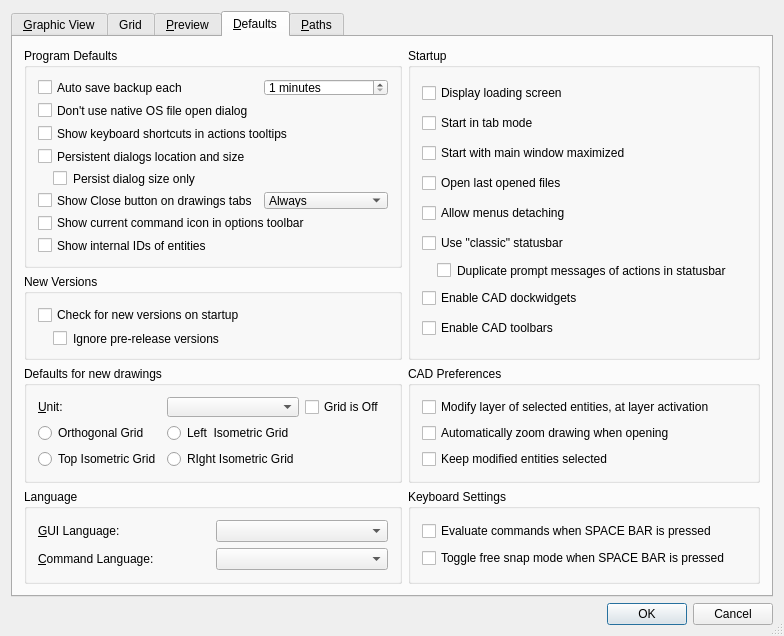
First picture: the form in librecad/src/ui/dialogs/settings/options_general/qg_dlgoptionsgeneral.ui, repository LibreCAD/LibreCAD, before the edit.
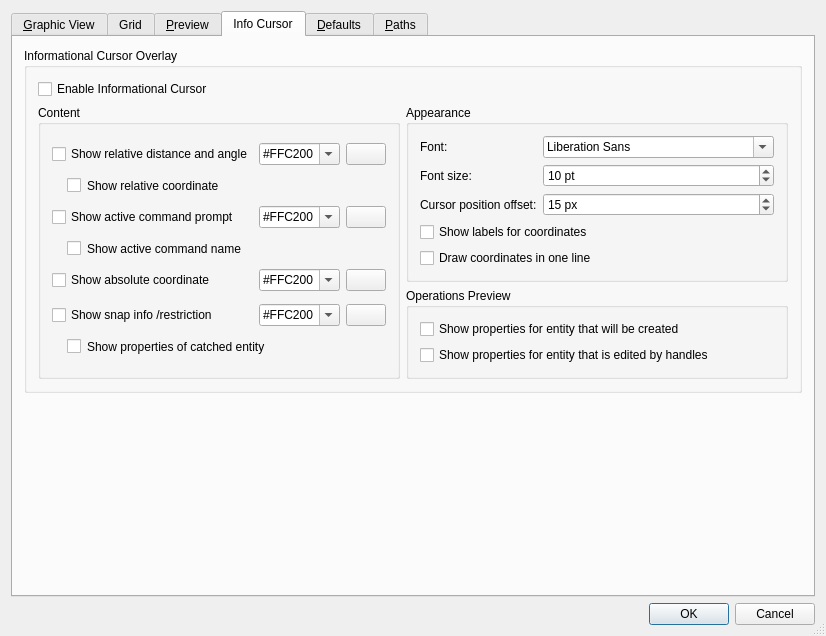
Second picture: the form after the edit. Icons and pictures are not drawn. Custom widgets are drawn as their Qt base class.

Commit message: info cursor - initial commit

```diff
--- a/librecad/src/ui/dialogs/settings/options_general/qg_dlgoptionsgeneral.ui
+++ b/librecad/src/ui/dialogs/settings/options_general/qg_dlgoptionsgeneral.ui
@@ -6,7 +6,7 @@
    <rect>
     <x>0</x>
     <y>0</y>
-    <width>730</width>
+    <width>751</width>
     <height>636</height>
    </rect>
   </property>
@@ -3286,6 +3286,436 @@
           </item>
          </layout>
         </widget>
+       </item>
+       <item row="4" column="1">
+        <spacer name="verticalSpacer_9">
+         <property name="orientation">
+          <enum>Qt::Vertical</enum>
+         </property>
+         <property name="sizeHint" stdset="0">
+          <size>
+           <width>20</width>
+           <height>0</height>
+          </size>
+         </property>
+        </spacer>
+       </item>
+      </layout>
+     </widget>
+     <widget class="QWidget" name="tab">
+      <attribute name="title">
+       <string>Info Cursor</string>
+      </attribute>
+      <layout class="QGridLayout" name="gridLayout_33">
+       <item row="0" column="0">
+        <widget class="QGroupBox" name="groupBox_15">
+         <property name="title">
+          <string>Informational Cursor Overlay </string>
+         </property>
+         <layout class="QGridLayout" name="gridLayout_30">
+          <item row="1" column="1">
+           <widget class="QGroupBox" name="groupBox_16">
+            <property name="title">
+             <string>Appearance</string>
+            </property>
+            <layout class="QGridLayout" name="gridLayout_31">
+             <item row="2" column="1">
+              <widget class="QFontComboBox" name="fcbInfoOverlayFont">
+               <property name="toolTip">
+                <string>Font that should be used for drawing elements of informational cursor.</string>
+               </property>
+              </widget>
+             </item>
+             <item row="6" column="0" colspan="2">
+              <widget class="QCheckBox" name="cbInfoOverlayInOneLine">
+               <property name="toolTip">
+                <string>If checked, components of coordinate will be drawn in one line. Otherwise, each component will be on own line. </string>
+               </property>
+               <property name="text">
+                <string>Draw coordinates in one line</string>
+               </property>
+              </widget>
+             </item>
+             <item row="2" column="0">
+              <widget class="QLabel" name="label_21">
+               <property name="text">
+                <string>Font:</string>
+               </property>
+              </widget>
+             </item>
+             <item row="5" column="0" colspan="2">
+              <widget class="QCheckBox" name="cbInfoOverlayShowLabels">
+               <property name="toolTip">
+                <string>If checked, labels for coordinate components will be shown. Otherwise, standard form of coordinates will be displayed.</string>
+               </property>
+               <property name="text">
+                <string>Show labels for coordinates</string>
+               </property>
+              </widget>
+             </item>
+             <item row="3" column="1">
+              <widget class="QSpinBox" name="sbInfoOverlayFontSize">
+               <property name="toolTip">
+                <string>Font size, in points</string>
+               </property>
+               <property name="suffix">
+                <string> pt</string>
+               </property>
+               <property name="minimum">
+                <number>5</number>
+               </property>
+               <property name="maximum">
+                <number>30</number>
+               </property>
+               <property name="value">
+                <number>10</number>
+               </property>
+              </widget>
+             </item>
+             <item row="3" column="0">
+              <widget class="QLabel" name="label_19">
+               <property name="text">
+                <string>Font size:</string>
+               </property>
+              </widget>
+             </item>
+             <item row="4" column="1">
+              <widget class="QSpinBox" name="sbInfoOverlayOffset">
+               <property name="toolTip">
+                <string>Offset of labels from the cursor point.</string>
+               </property>
+               <property name="suffix">
+                <string> px</string>
+               </property>
+               <property name="minimum">
+                <number>2</number>
+               </property>
+               <property name="maximum">
+                <number>30</number>
+               </property>
+               <property name="value">
+                <number>15</number>
+               </property>
+              </widget>
+             </item>
+             <item row="4" column="0">
+              <widget class="QLabel" name="label_20">
+               <property name="text">
+                <string>Cursor position offset:</string>
+               </property>
+              </widget>
+             </item>
+            </layout>
+           </widget>
+          </item>
+          <item row="0" column="0" colspan="2">
+           <widget class="QCheckBox" name="cbInfoOverlayEnable">
+            <property name="toolTip">
+             <string>If checked, informational cursor will be enabled and shown where applicable.</string>
+            </property>
+            <property name="text">
+             <string>Enable Informational Cursor</string>
+            </property>
+           </widget>
+          </item>
+          <item row="2" column="1">
+           <widget class="QGroupBox" name="groupBox_18">
+            <property name="title">
+             <string>Operations Preview</string>
+            </property>
+            <layout class="QGridLayout" name="gridLayout_34">
+             <item row="0" column="0">
+              <widget class="QCheckBox" name="cbInfoOverlayPreviewCreatingEntity">
+               <property name="text">
+                <string>Show properties for entity that will be created</string>
+               </property>
+              </widget>
+             </item>
+             <item row="1" column="0">
+              <widget class="QCheckBox" name="cbInfoOverlayPreviewEditingEntity">
+               <property name="text">
+                <string>Show properties for entity that is edited by handles</string>
+               </property>
+              </widget>
+             </item>
+            </layout>
+           </widget>
+          </item>
+          <item row="1" column="0" rowspan="2">
+           <widget class="QGroupBox" name="groupBox_17">
+            <property name="title">
+             <string>Content</string>
+            </property>
+            <layout class="QGridLayout" name="gridLayout_32">
+             <item row="4" column="1">
+              <widget class="QComboBox" name="cbInfoOverlayAbsolutePositionColor">
+               <property name="toolTip">
+                <string>Color for absolute snap coordinates.</string>
+               </property>
+               <property name="accessibleDescription">
+                <string notr="true"/>
+               </property>
+               <property name="editable">
+                <bool>true</bool>
+               </property>
+               <item>
+                <property name="text">
+                 <string notr="true">#FFC200</string>
+                </property>
+               </item>
+               <item>
+                <property name="text">
+                 <string>#1E90FF</string>
+                </property>
+               </item>
+              </widget>
+             </item>
+             <item row="0" column="2">
+              <widget class="QPushButton" name="pbInfoOverlayRelativeColor">
+               <property name="sizePolicy">
+                <sizepolicy hsizetype="Maximum" vsizetype="Fixed">
+                 <horstretch>0</horstretch>
+                 <verstretch>0</verstretch>
+                </sizepolicy>
+               </property>
+               <property name="toolTip">
+                <string>Click to select color</string>
+               </property>
+               <property name="text">
+                <string/>
+               </property>
+               <property name="icon">
+                <iconset resource="../../../../../res/ui/ui.qrc">
+                 <normaloff>:/ui/colorxx.png</normaloff>:/ui/colorxx.png</iconset>
+               </property>
+              </widget>
+             </item>
+             <item row="0" column="0">
+              <widget class="QCheckBox" name="cbInfoOverlayRelative">
+               <property name="toolTip">
+                <string>If checked, relative distance and angle from relative zero point to snap point will be shown.</string>
+               </property>
+               <property name="text">
+                <string>Show relative distance and angle</string>
+               </property>
+              </widget>
+             </item>
+             <item row="2" column="2">
+              <widget class="QPushButton" name="pbInfoOverlayCommandPromptColor">
+               <property name="sizePolicy">
+                <sizepolicy hsizetype="Maximum" vsizetype="Fixed">
+                 <horstretch>0</horstretch>
+                 <verstretch>0</verstretch>
+                </sizepolicy>
+               </property>
+               <property name="toolTip">
+                <string>Click to select color</string>
+               </property>
+               <property name="text">
+                <string/>
+               </property>
+               <property name="icon">
+                <iconset resource="../../../../../res/ui/ui.qrc">
+                 <normaloff>:/ui/colorxx.png</normaloff>:/ui/colorxx.png</iconset>
+               </property>
+              </widget>
+             </item>
+             <item row="5" column="1">
+              <widget class="QComboBox" name="cbInfoOverlaySnapColor">
+               <property name="toolTip">
+                <string>Color for snap type/restriction</string>
+               </property>
+               <property name="accessibleDescription">
+                <string notr="true"/>
+               </property>
+               <property name="editable">
+                <bool>true</bool>
+               </property>
+               <item>
+                <property name="text">
+                 <string notr="true">#FFC200</string>
+                </property>
+               </item>
+               <item>
+                <property name="text">
+                 <string>#1E90FF</string>
+                </property>
+               </item>
+              </widget>
+             </item>
+             <item row="2" column="0">
+              <widget class="QCheckBox" name="cbInfoOverlayCommandPrompt">
+               <property name="toolTip">
+                <string>If checked, the prompt of the active command will be shown.</string>
+               </property>
+               <property name="text">
+                <string>Show active command prompt</string>
+               </property>
+              </widget>
+             </item>
+             <item row="1" column="0" colspan="3">
+              <widget class="QCheckBox" name="cbInfoOverlayRelativeDeltas">
+               <property name="toolTip">
+                <string>If checked, show relative coordinate</string>
+               </property>
+               <property name="styleSheet">
+                <string notr="true">margin-left:15px</string>
+               </property>
+               <property name="text">
+                <string>Show relative coordinate</string>
+               </property>
+              </widget>
+             </item>
+             <item row="5" column="0">
+              <widget class="QCheckBox" name="cbInfoOverlaySnap">
+               <property name="toolTip">
+                <string>If checked, information about the type of snap and restrictions will be shown for snap point (if any)</string>
+               </property>
+               <property name="text">
+                <string>Show snap info /restriction</string>
+               </property>
+              </widget>
+             </item>
+             <item row="5" column="2">
+              <widget class="QPushButton" name="pbInfoOverlaySnapColor">
+               <property name="sizePolicy">
+                <sizepolicy hsizetype="Maximum" vsizetype="Fixed">
+                 <horstretch>0</horstretch>
+                 <verstretch>0</verstretch>
+                </sizepolicy>
+               </property>
+               <property name="toolTip">
+                <string>Click to select color</string>
+               </property>
+               <property name="text">
+                <string/>
+               </property>
+               <property name="icon">
+                <iconset resource="../../../../../res/ui/ui.qrc">
+                 <normaloff>:/ui/colorxx.png</normaloff>:/ui/colorxx.png</iconset>
+               </property>
+              </widget>
+             </item>
+             <item row="4" column="2">
+              <widget class="QPushButton" name="pbcbInfoOverlayAbsolutePositionColor">
+               <property name="sizePolicy">
+                <sizepolicy hsizetype="Maximum" vsizetype="Fixed">
+                 <horstretch>0</horstretch>
+                 <verstretch>0</verstretch>
+                </sizepolicy>
+               </property>
+               <property name="toolTip">
+                <string>Click to select color</string>
+               </property>
+               <property name="text">
+                <string/>
+               </property>
+               <property name="icon">
+                <iconset resource="../../../../../res/ui/ui.qrc">
+                 <normaloff>:/ui/colorxx.png</normaloff>:/ui/colorxx.png</iconset>
+               </property>
+              </widget>
+             </item>
+             <item row="2" column="1">
+              <widget class="QComboBox" name="cbInfoOverlayCommandPromptColor">
+               <property name="toolTip">
+                <string>Color for the command prompt</string>
+               </property>
+               <property name="accessibleDescription">
+                <string notr="true"/>
+               </property>
+               <property name="editable">
+                <bool>true</bool>
+               </property>
+               <item>
+                <property name="text">
+                 <string notr="true">#FFC200</string>
+                </property>
+               </item>
+               <item>
+                <property name="text">
+                 <string>#1E90FF</string>
+                </property>
+               </item>
+              </widget>
+             </item>
+             <item row="0" column="1">
+              <widget class="QComboBox" name="cbInfoOverlayRelativeColor">
+               <property name="toolTip">
+                <string>Color for relative distance and angle</string>
+               </property>
+               <property name="accessibleDescription">
+                <string notr="true"/>
+               </property>
+               <property name="editable">
+                <bool>true</bool>
+               </property>
+               <item>
+                <property name="text">
+                 <string notr="true">#FFC200</string>
+                </property>
+               </item>
+               <item>
+                <property name="text">
+                 <string>#1E90FF</string>
+                </property>
+               </item>
+              </widget>
+             </item>
+             <item row="4" column="0">
+              <widget class="QCheckBox" name="cbInfoOverlayAbsolutePosition">
+               <property name="toolTip">
+                <string>If checked, absolute position of snap point will be shown.</string>
+               </property>
+               <property name="text">
+                <string>Show absolute coordinate</string>
+               </property>
+              </widget>
+             </item>
+             <item row="3" column="0">
+              <widget class="QCheckBox" name="cbInfoOverlayCommandName">
+               <property name="toolTip">
+                <string>If checked, name of active command will be shown before command prompt</string>
+               </property>
+               <property name="styleSheet">
+                <string notr="true">margin-left:15px</string>
+               </property>
+               <property name="text">
+                <string>Show active command name</string>
+               </property>
+              </widget>
+             </item>
+             <item row="6" column="0" colspan="2">
+              <widget class="QCheckBox" name="cbInfoOverlaySnapEntityInfo">
+               <property name="toolTip">
+                <string>If checked, short overview properties of the entity's that is catched for selection will be shown. </string>
+               </property>
+               <property name="styleSheet">
+                <string notr="true">margin-left:15px</string>
+               </property>
+               <property name="text">
+                <string>Show properties of catched entity</string>
+               </property>
+              </widget>
+             </item>
+            </layout>
+           </widget>
+          </item>
+         </layout>
+        </widget>
+       </item>
+       <item row="2" column="0">
+        <spacer name="verticalSpacer_8">
+         <property name="orientation">
+          <enum>Qt::Vertical</enum>
+         </property>
+         <property name="sizeHint" stdset="0">
+          <size>
+           <width>20</width>
+           <height>0</height>
+          </size>
+         </property>
+        </spacer>
        </item>
       </layout>
      </widget>
```
Left out of the diff: 695 changed lines with no effect on the pictures. The commit also changes 177 other files.
